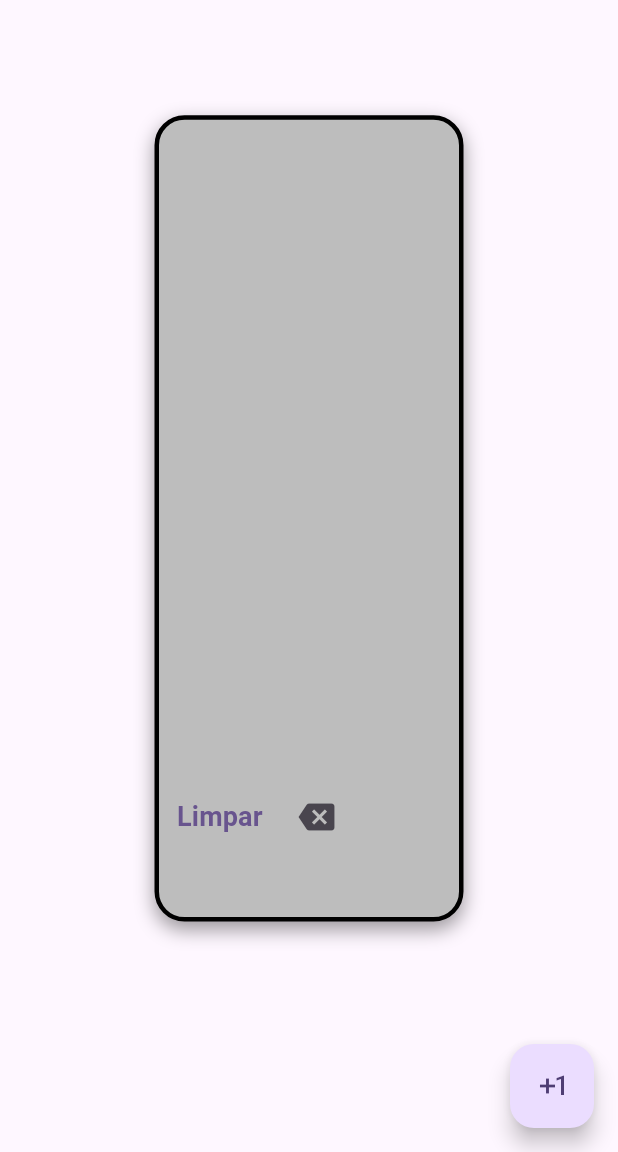
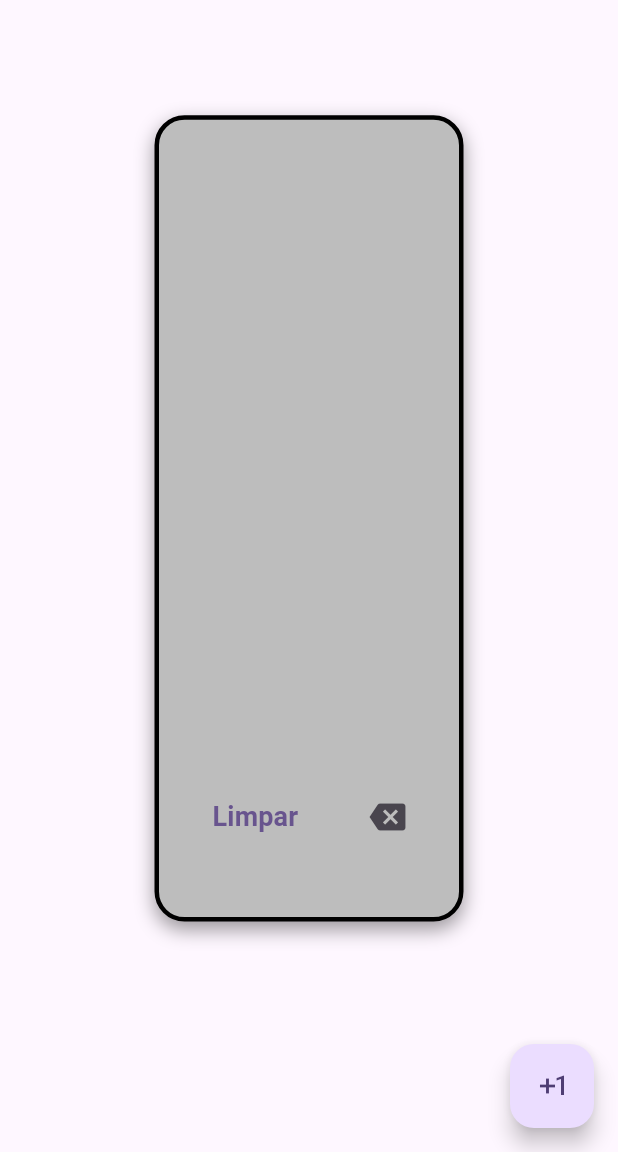
Before and after one commit to jhreeis/calculadora-nova, a Flutter app: the screen it shows after launch, on a phone screen of 412 x 824 dp, the part 84-1236 px from its top. Run offline on Flutter 3.47's test engine with Material 3 defaults, Android fonts, the phone set to English and light mode, and no system bars; missing offline and left inert: expressions.

Commit message:
alinhamento dos botões

```diff
--- a/lib/calculadora.dart
+++ b/lib/calculadora.dart
@@ -104,10 +104,11 @@ class _CalculadoraState extends State<Calculadora> {
         ),
         Expanded(
           child: Row(
+            mainAxisAlignment: MainAxisAlignment.spaceEvenly,
             children: [
               _botao(_limpar),
               IconButton(onPressed: () => _pressionarBotao('apagar'),
-               icon: Icon(Icons.backspace),
+               icon: const Icon(Icons.backspace),
               )
             ],
           ),
```
